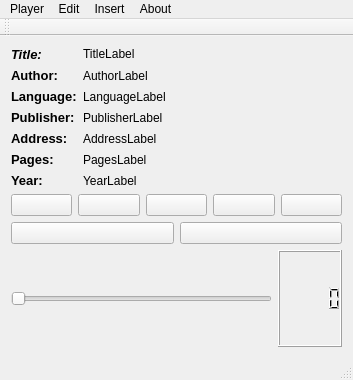
This is player.ui in herbertc/Player as Qt 5 draws it before an edit. The edited form follows.
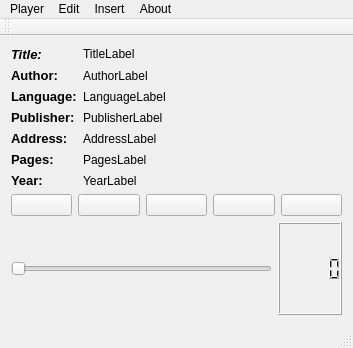
This is the edited form. Icons and pictures are not drawn.

Patch:
```diff
--- a/player.ui
+++ b/player.ui
@@ -7,7 +7,7 @@
     <x>0</x>
     <y>0</y>
     <width>353</width>
-    <height>380</height>
+    <height>348</height>
    </rect>
   </property>
   <property name="windowTitle">
@@ -209,32 +209,6 @@
       </item>
      </layout>
     </item>
-    <item>
-     <layout class="QHBoxLayout" name="horizontalLayout_2">
-      <item>
-       <widget class="QPushButton" name="pushButton_2">
-        <property name="text">
-         <string/>
-        </property>
-        <property name="icon">
-         <iconset resource="resource.qrc">
-          <normaloff>:/images/add.png</normaloff>:/images/add.png</iconset>
-        </property>
-       </widget>
-      </item>
-      <item>
-       <widget class="QPushButton" name="pushButton_3">
-        <property name="text">
-         <string/>
-        </property>
-        <property name="icon">
-         <iconset resource="resource.qrc">
-          <normaloff>:/images/remove.png</normaloff>:/images/remove.png</iconset>
-        </property>
-       </widget>
-      </item>
-     </layout>
-    </item>
     <item>
      <layout class="QHBoxLayout" name="horizontalLayout_3">
       <item>
```
Left out of the diff: 2 changed lines with no effect on the pictures.
